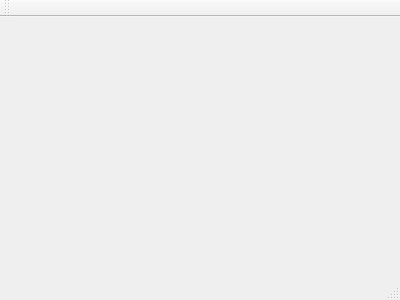
Old version of the form mainwindow.ui in the repository dllaurence/Qt-TodoExample.
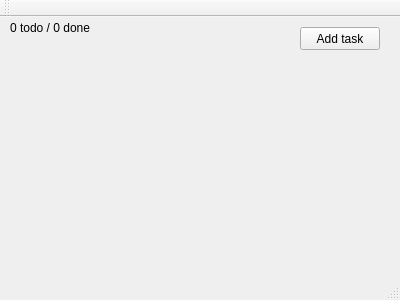
New version of the form.

Commit message: Add label, button, connect button to quit signal.

What changed in the file:
```diff
--- a/mainwindow.ui
+++ b/mainwindow.ui
@@ -12,13 +12,55 @@
   <property name="windowTitle" >
    <string>MainWindow</string>
   </property>
-  <widget class="QMenuBar" name="menuBar" />
-  <widget class="QToolBar" name="mainToolBar" />
-  <widget class="QWidget" name="centralWidget" />
-  <widget class="QStatusBar" name="statusBar" />
+  <widget class="QWidget" name="centralWidget">
+   <widget class="QLabel" name="statusLabel">
+    <property name="geometry">
+     <rect>
+      <x>10</x>
+      <y>0</y>
+      <width>91</width>
+      <height>21</height>
+     </rect>
+    </property>
+    <property name="text">
+     <string>0 todo / 0 done</string>
+    </property>
+   </widget>
+   <widget class="QPushButton" name="addTaskButton">
+    <property name="geometry">
+     <rect>
+      <x>300</x>
+      <y>10</y>
+      <width>80</width>
+      <height>23</height>
+     </rect>
+    </property>
+    <property name="text">
+     <string>Add task</string>
+    </property>
+   </widget>
+  </widget>
+  <widget class="QMenuBar" name="menuBar">
+   <property name="geometry">
+    <rect>
+     <x>0</x>
+     <y>0</y>
+     <width>400</width>
+     <height>20</height>
+    </rect>
+   </property>
+  </widget>
+  <widget class="QToolBar" name="mainToolBar">
+   <attribute name="toolBarArea">
+    <enum>TopToolBarArea</enum>
+   </attribute>
+   <attribute name="toolBarBreak">
+    <bool>false</bool>
+   </attribute>
+  </widget>
+  <widget class="QStatusBar" name="statusBar"/>
  </widget>
- <layoutDefault spacing="6" margin="11" />
- <pixmapfunction></pixmapfunction>
+ <layoutdefault spacing="6" margin="11"/>
  <resources/>
  <connections/>
 </ui>
```
Left out of the diff: 7 changed lines with no effect on the pictures. The commit also changes 1 other file.
